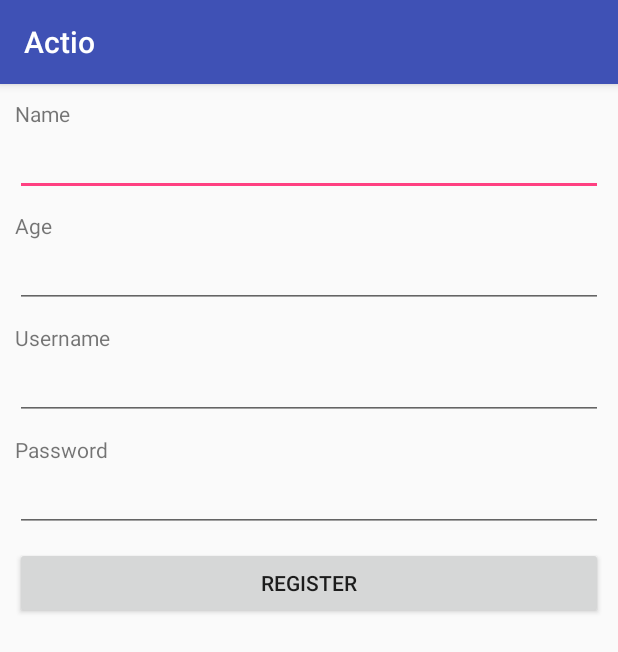
After one commit to act-io/actio, an Android app: the Register screen opened directly, with no data from a screen before it, on a phone screen of 412 x 824 dp. The commit adds this screen. Shown: the top 652 px of the screen. Run offline under Robolectric (Android 15) with nearby library versions, the phone set to English and light mode, and no system bars.

Commit message:
login and register input forms

```diff
--- a/app/src/main/AndroidManifest.xml
+++ b/app/src/main/AndroidManifest.xml
@@ -16,13 +16,17 @@
                 <category android:name="android.intent.category.LAUNCHER" />
             </intent-filter>
         </activity>
-        <activity android:name=".DisplayMessageActivity"
+        <activity
+            android:name=".DisplayMessageActivity"
             android:parentActivityName=".MainActivity">
+
             <!-- The meta-data tag is required if you support API level 15 and lower -->
             <meta-data
                 android:name="android.support.PARENT_ACTIVITY"
                 android:value=".MainActivity" />
         </activity>
+        <activity android:name=".Login" />
+        <activity android:name=".Register"></activity>
     </application>
 
 </manifest>
--- /dev/null
+++ b/app/src/main/java/com/example/sigrundish/actio/Register.java
@@ -0,0 +1,13 @@
+package com.example.sigrundish.actio;
+
+import android.support.v7.app.AppCompatActivity;
+import android.os.Bundle;
+
+public class Register extends AppCompatActivity {
+
+    @Override
+    protected void onCreate(Bundle savedInstanceState) {
+        super.onCreate(savedInstanceState);
+        setContentView(R.layout.activity_register);
+    }
+}
--- /dev/null
+++ b/app/src/main/res/layout/activity_register.xml
@@ -0,0 +1,55 @@
+<?xml version="1.0" encoding="utf-8"?>
+<LinearLayout xmlns:android="http://schemas.android.com/apk/res/android"
+    xmlns:app="http://schemas.android.com/apk/res-auto"
+    xmlns:tools="http://schemas.android.com/tools"
+    android:orientation="vertical"
+    android:layout_width="match_parent"
+    android:layout_height="match_parent"
+    android:padding="10dp"
+    tools:context="com.example.sigrundish.actio.Login">
+
+    <TextView
+        android:layout_width="wrap_content"
+        android:text = "Name"
+        android:layout_height="wrap_content"/>
+    <EditText
+        android:id="@+id/etAge"
+        android:layout_width="match_parent"
+        android:layout_marginBottom="10dp"
+        android:layout_height="wrap_content" />
+    <TextView
+        android:layout_width="wrap_content"
+        android:text = "Age"
+        android:layout_height="wrap_content"/>
+    <EditText
+        android:id="@+id/etName"
+        android:layout_width="match_parent"
+        android:layout_marginBottom="10dp"
+        android:layout_height="wrap_content" />
+    <TextView
+        android:layout_width="wrap_content"
+        android:text = "Username"
+        android:layout_height="wrap_content"/>
+    <EditText
+        android:id="@+id/etUsername"
+        android:layout_width="match_parent"
+        android:layout_marginBottom="10dp"
+        android:layout_height="wrap_content" />
+
+    <TextView
+        android:layout_width="wrap_content"
+        android:text = "Password"
+        android:layout_height="wrap_content"/>
+    <EditText
+        android:id="@+id/etPassword"
+        android:layout_width="match_parent"
+        android:layout_marginBottom="10dp"
+        android:inputType="textPassword"
+        android:layout_height="wrap_content" />
+    <Button
+        android:id="@+id/bRegister"
+        android:text="Register"
+        android:layout_width="match_parent"
+        android:layout_height="wrap_content"/>
+
+</LinearLayout>
```
Also changed, not shown: app/src/main/java/com/example/sigrundish/actio/Login.java (added, +13 -0 lines), app/src/main/res/layout/activity_login.xml (added, +37 -0 lines), app/src/main/res/layout/activity_main.xml (+11 -7 lines).
